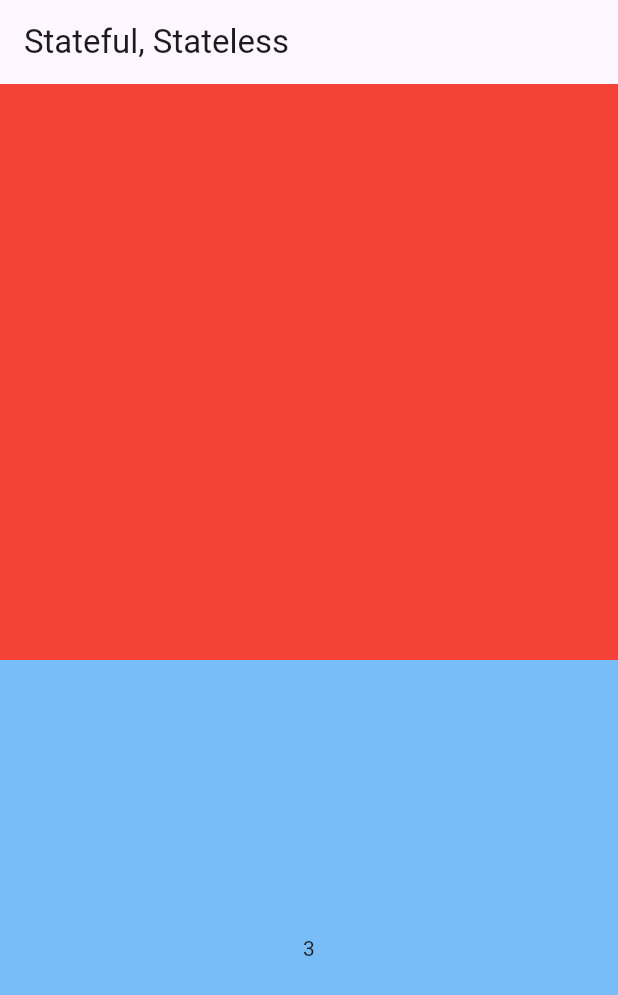
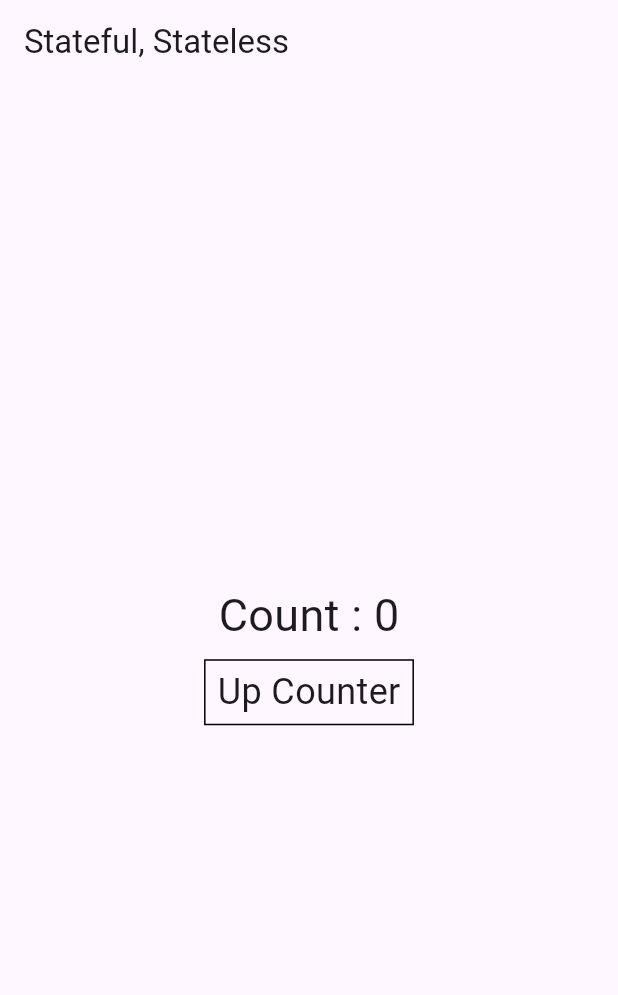
Before and after one commit to beaniejoy/flutter-app-demo, a Flutter app: the screen it shows after launch, on a phone screen of 412 x 824 dp. Shown: the top 995 px of the screen. Run offline on Flutter 3.47's test engine with Material 3 defaults, Android fonts, the phone set to English and light mode, and no system bars.

Commit message:
gesture까지 진행

```diff
--- a/lib/main.dart
+++ b/lib/main.dart
@@ -5,7 +5,9 @@ import 'package:test_flutter_project/part2/03_widget_flexible_expanded.dart';
 import 'package:test_flutter_project/part2/04_widget_stack.dart';
 import 'package:test_flutter_project/part2/05_constraint.dart';
 import 'package:test_flutter_project/part2/06_stateful_less_widget.dart';
+import 'package:test_flutter_project/part2/07_gesture.dart';
+import 'package:test_flutter_project/part2/08_gesture_callback.dart';
 
 void main() {
-  runApp(StatefulLessLayout());
+  runApp(GestureCallbackLayout());
 }
--- /dev/null
+++ b/lib/part2/08_gesture_callback.dart
@@ -0,0 +1,83 @@
+import 'package:flutter/material.dart';
+
+class GestureCallbackLayout extends StatelessWidget {
+  const GestureCallbackLayout({super.key});
+
+  @override
+  Widget build(BuildContext context) {
+    return MaterialApp(
+      home: Scaffold(
+        appBar: AppBar(
+          title: Text('Stateful, Stateless'),
+        ),
+        body: Body(),
+      ),
+    );
+  }
+}
+
+class Body extends StatelessWidget {
+  const Body({super.key});
+
+  @override
+  Widget build(BuildContext context) {
+    return TestWidget();
+  }
+}
+
+class TestWidget extends StatefulWidget {
+  const TestWidget({super.key});
+
+  @override
+  State<TestWidget> createState() => _TestWidgetState();
+}
+
+class _TestWidgetState extends State<TestWidget> {
+  int value = 0;
+
+  @override
+  Widget build(BuildContext context) {
+    return Column(
+      mainAxisAlignment: MainAxisAlignment.center,
+      children: [
+        Text(
+          'Count : $value',
+          style: const TextStyle(fontSize: 30),
+        ),
+        TestButton(addCounter),
+      ],
+    );
+  }
+
+  void addCounter(int addValue) => setState(() => value += addValue);
+}
+
+class TestButton extends StatelessWidget {
+  const TestButton(this.callback, {super.key});
+
+  // final VoidCallback callback; // 반환값이 없는 callback을 넘겨줄 때 (VoidCallback)
+  final Function(int) callback; // 인자가 있는 함수 넘겨줄 때
+
+  @override
+  Widget build(BuildContext context) {
+    return Container(
+      margin: const EdgeInsets.symmetric(vertical: 8),
+      width: double.infinity,
+      child: InkWell(
+        onTap: () => callback.call(1),
+        onDoubleTap: () => callback.call(5),
+        onLongPress: () => callback.call(10),
+        child: Center(
+          child: Container(
+            padding: const EdgeInsets.symmetric(vertical: 4, horizontal: 8),
+            decoration: BoxDecoration(border: Border.all()),
+            child: const Text(
+              'Up Counter',
+              style: TextStyle(fontSize: 24),
+            ),
+          ),
+        ),
+      ),
+    );
+  }
+}
```
Also changed, not shown: lib/part2/07_gesture.dart (added, +206 -0 lines).
